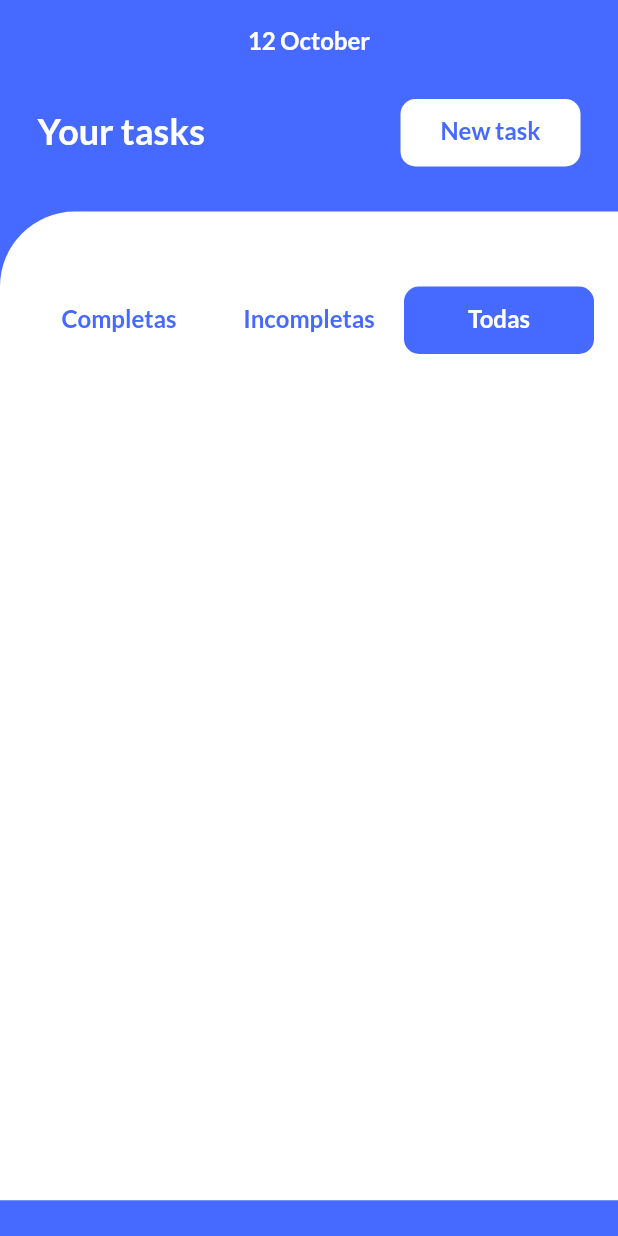
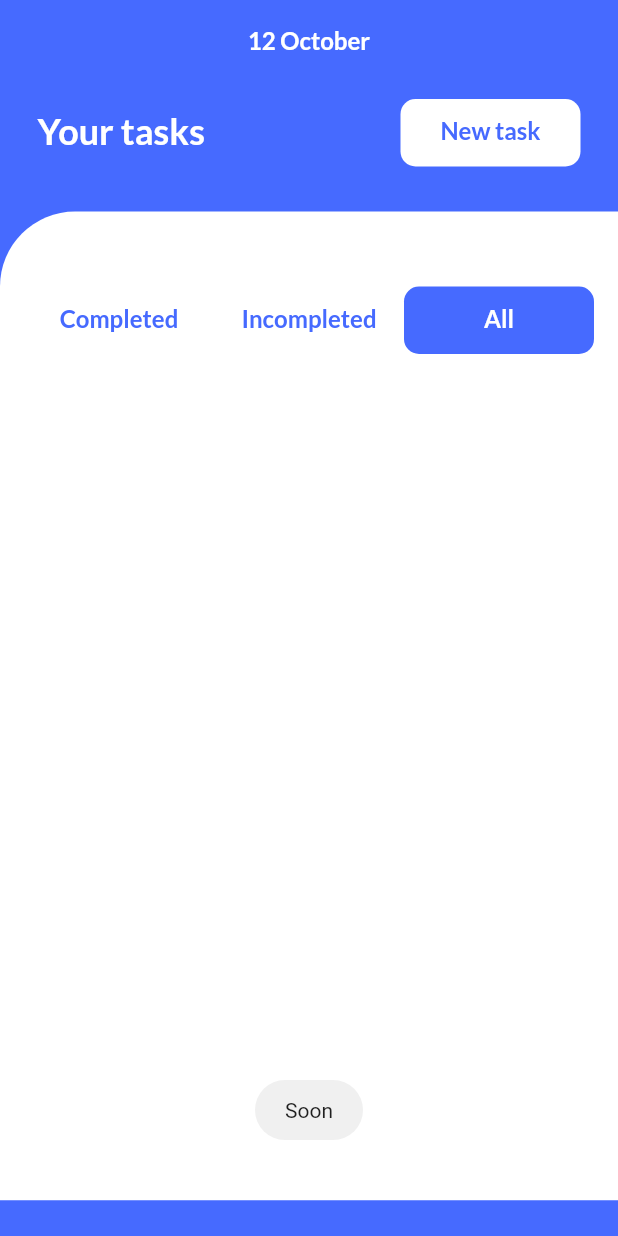
Before and after one commit to Soachi99/ToDoApp, a Flutter app: the screen it shows after launch, after a tap on "New task", on a phone screen of 412 x 824 dp. Run offline on Flutter 3.47's test engine with Material 2 defaults, Android fonts, the phone set to English and light mode, and no system bars; our stand-ins replace cloud_firestore, firebase_core, flutter_riverpod, flutter_spinkit, fluttertoast, go_router and 1 more; missing offline and left inert: flutter_flavor; accounts and stored records are empty.

Commit message:
feat: Se agrega internacionalización de textos para items restantes

```diff
--- a/lib/l10n/intl_en.arb
+++ b/lib/l10n/intl_en.arb
@@ -2,5 +2,13 @@
     "welcome": "Welcome",
     "loading": "Loading...",
     "yourTasks": "Your tasks",
-    "newTask": "New task"
+    "newTask": "New task",
+    "completed": "Completed",
+    "incompleted" : "Incompleted",
+
+    "filterCompleted": "Completed",
+    "filterIncompleted": "Incompleted",
+    "filterAll" : "All",
+
+    "soon": "Soon"
 }
--- a/lib/l10n/intl_es.arb
+++ b/lib/l10n/intl_es.arb
@@ -2,5 +2,13 @@
     "welcome": "Bienvenido",
     "loading": "Cargando...",
     "yourTasks": "Tus tareas",
-    "newTask": "Nueva Tarea"
+    "newTask": "Nueva Tarea",
+    "completed": "Completa",
+    "incompleted" : "Incompleta",
+
+    "filterCompleted": "Completas",
+    "filterIncompleted": "Incompletas",
+    "filterAll" : "Todas",
+
+    "soon": "Proximamente"
 }
--- a/lib/src/features/tasks/presentation/home/widgets/custom_bar.dart
+++ b/lib/src/features/tasks/presentation/home/widgets/custom_bar.dart
@@ -1,4 +1,5 @@
 import 'package:flutter/material.dart';
+import 'package:fluttertoast/fluttertoast.dart';
 import 'package:todoapp/generated/l10n.dart';
 import 'package:todoapp/src/tools/tools.dart';
 import 'package:todoapp/src/widgets/custom_button.dart';
@@ -25,7 +26,10 @@ class CustomBar extends StatelessWidget {
             fontWeight: FontWeight.w700,
             fontSize: 24,
           ),
-          CustomButton(label: text.newTask, width: 120, onPressed: () {})
+          CustomButton(
+              label: text.newTask,
+              width: 120,
+              onPressed: () => Fluttertoast.showToast(msg: S.of(context).soon))
         ],
       ),
     );
--- a/lib/src/widgets/custom_filter/custom_filter.dart
+++ b/lib/src/widgets/custom_filter/custom_filter.dart
@@ -1,5 +1,6 @@
 import 'package:flutter/material.dart';
 import 'package:flutter_riverpod/flutter_riverpod.dart';
+import 'package:todoapp/generated/l10n.dart';
 import 'package:todoapp/src/tools/tools.dart';
 
 import 'package:todoapp/src/widgets/custom_button.dart';
@@ -24,21 +25,21 @@ class CustomFilter extends ConsumerWidget {
         children: [
           CustomButton(
               width: standartWidht,
-              label: "Completas",
+              label: S.of(context).filterCompleted,
               color: state.filterState == 1 ? customColors.colors[2] : null,
               textColor: state.filterState == 1 ? customColors.colors[1] : null,
               onPressed: () => onOptionSelected(
                   filterState: 1, controller: controller, callback: callback)),
           CustomButton(
               width: standartWidht,
-              label: "Incompletas",
+              label: S.of(context).filterIncompleted,
               color: state.filterState == 2 ? customColors.colors[2] : null,
               textColor: state.filterState == 2 ? customColors.colors[1] : null,
               onPressed: () => onOptionSelected(
                   filterState: 2, controller: controller, callback: callback)),
           CustomButton(
               width: standartWidht,
-              label: "Todas",
+              label: S.of(context).filterAll,
               color: state.filterState == 0 ? customColors.colors[2] : null,
               textColor: state.filterState == 0 ? customColors.colors[1] : null,
               onPressed: () => onOptionSelected(
--- a/lib/src/widgets/custom_task/custom_task.dart
+++ b/lib/src/widgets/custom_task/custom_task.dart
@@ -1,5 +1,6 @@
 import 'package:flutter/material.dart';
 import 'package:flutter_riverpod/flutter_riverpod.dart';
+import 'package:todoapp/generated/l10n.dart';
 import 'package:todoapp/src/tools/tools.dart';
 import 'package:todoapp/src/widgets/custom_task/custom_task_controller.dart';
 import 'package:todoapp/src/widgets/custom_text.dart';
@@ -81,7 +82,10 @@ class _CustomTaskState extends ConsumerState<CustomTask> {
                           maxLines: state.expand ? 100 : 1,
                           textColor:
                               state.expand ? customColors.colors[1] : null),
-                      CustomText(state.completed ? "Completa" : "Incompleta",
+                      CustomText(
+                          state.completed
+                              ? S.of(context).completed
+                              : S.of(context).incompleted,
                           fontSize: 12,
                           textColor:
                               state.expand ? customColors.colors[1] : null)
--- a/pubspec.yaml
+++ b/pubspec.yaml
@@ -21,6 +21,7 @@ dependencies:
   flutter_spinkit: ^5.2.0
   google_fonts: ^6.1.0
   intl: ^0.18.1
+  fluttertoast: ^8.2.2
 
 
 dev_dependencies:
```
Also changed, not shown: lib/generated/intl/messages_en.dart, lib/generated/intl/messages_es.dart, lib/generated/l10n.dart, pubspec.lock.
